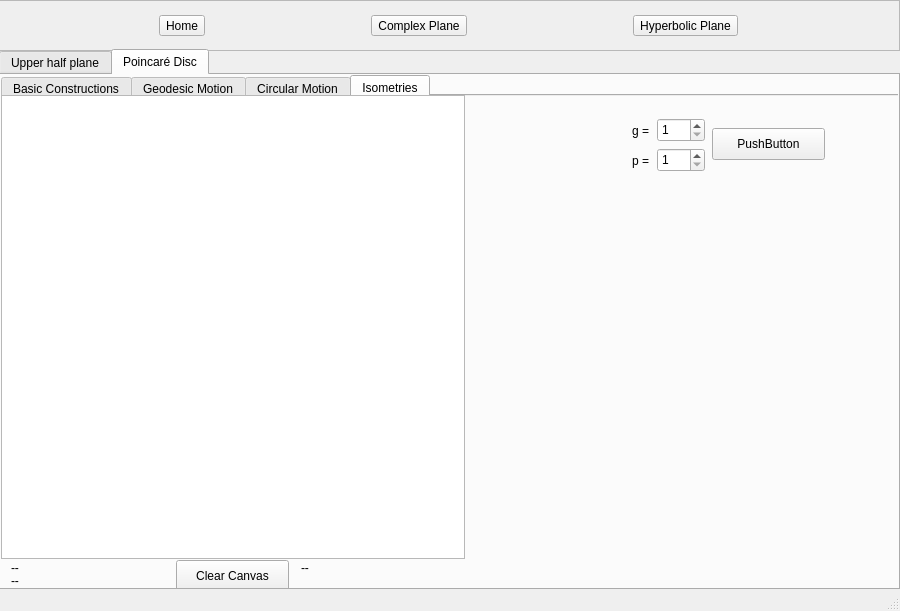
Labardini/Hyperbolic-GeometPy, file Window.ui: the form before one commit.
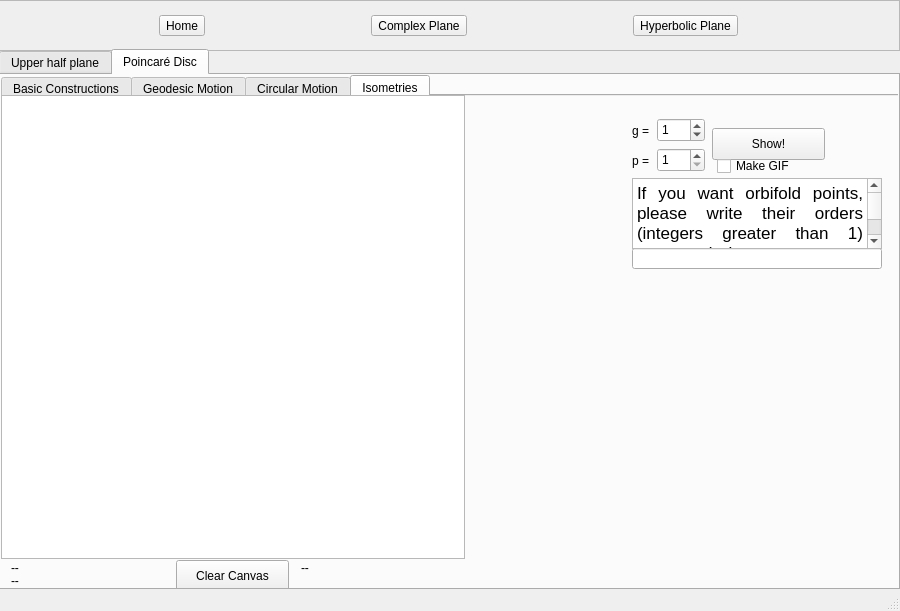
The form after the commit. The open tabs and pages were chosen to show the change. Custom widgets are drawn as their Qt base class.

What changed in the file:
```diff
--- a/Window.ui
+++ b/Window.ui
@@ -2486,6 +2486,9 @@
            </rect>
           </property>
           <property name="minimum">
+           <number>0</number>
+          </property>
+          <property name="value">
            <number>1</number>
           </property>
          </widget>
@@ -2512,7 +2515,7 @@
            </rect>
           </property>
           <property name="text">
-           <string>PushButton</string>
+           <string>Show!</string>
           </property>
          </widget>
          <widget class="QLabel" name="labelPDIsomsNumOfPuncts">
@@ -2541,6 +2544,46 @@
            <number>1</number>
           </property>
          </widget>
+         <widget class="QLineEdit" name="lineEditPDIsomsOrdersOfOrbPts">
+          <property name="geometry">
+           <rect>
+            <x>15</x>
+            <y>150</y>
+            <width>250</width>
+            <height>21</height>
+           </rect>
+          </property>
+         </widget>
+         <widget class="QTextBrowser" name="textBrowserPDIsomsOrdersOfOrbPts">
+          <property name="geometry">
+           <rect>
+            <x>15</x>
+            <y>80</y>
+            <width>250</width>
+            <height>71</height>
+           </rect>
+          </property>
+          <property name="html">
+           <string>&lt;!DOCTYPE HTML PUBLIC &quot;-//W3C//DTD HTML 4.0//EN&quot; &quot;http://www.w3.org/TR/REC-html40/strict.dtd&quot;&gt;
+&lt;html&gt;&lt;head&gt;&lt;meta name=&quot;qrichtext&quot; content=&quot;1&quot; /&gt;&lt;style type=&quot;text/css&quot;&gt;
+p, li { white-space: pre-wrap; }
+&lt;/style&gt;&lt;/head&gt;&lt;body style=&quot; font-family:'.SF NS Text'; font-size:13pt; font-weight:400; font-style:normal;&quot;&gt;
+&lt;p align=&quot;justify&quot; style=&quot; margin-top:0px; margin-bottom:0px; margin-left:0px; margin-right:0px; -qt-block-indent:0; text-indent:0px;&quot;&gt;If you want orbifold points, please write their orders (integers greater than 1) separated by commas, or leave blank if you don't want orbifold points.&lt;/p&gt;&lt;/body&gt;&lt;/html&gt;</string>
+          </property>
+         </widget>
+         <widget class="QCheckBox" name="checkBox">
+          <property name="geometry">
+           <rect>
+            <x>100</x>
+            <y>58</y>
+            <width>87</width>
+            <height>20</height>
+           </rect>
+          </property>
+          <property name="text">
+           <string>Make GIF</string>
+          </property>
+         </widget>
         </widget>
        </widget>
        <widget class="QLabel" name="labelPDyNumber">
```
Left out of the diff: 57 changed lines with no effect on the pictures.
